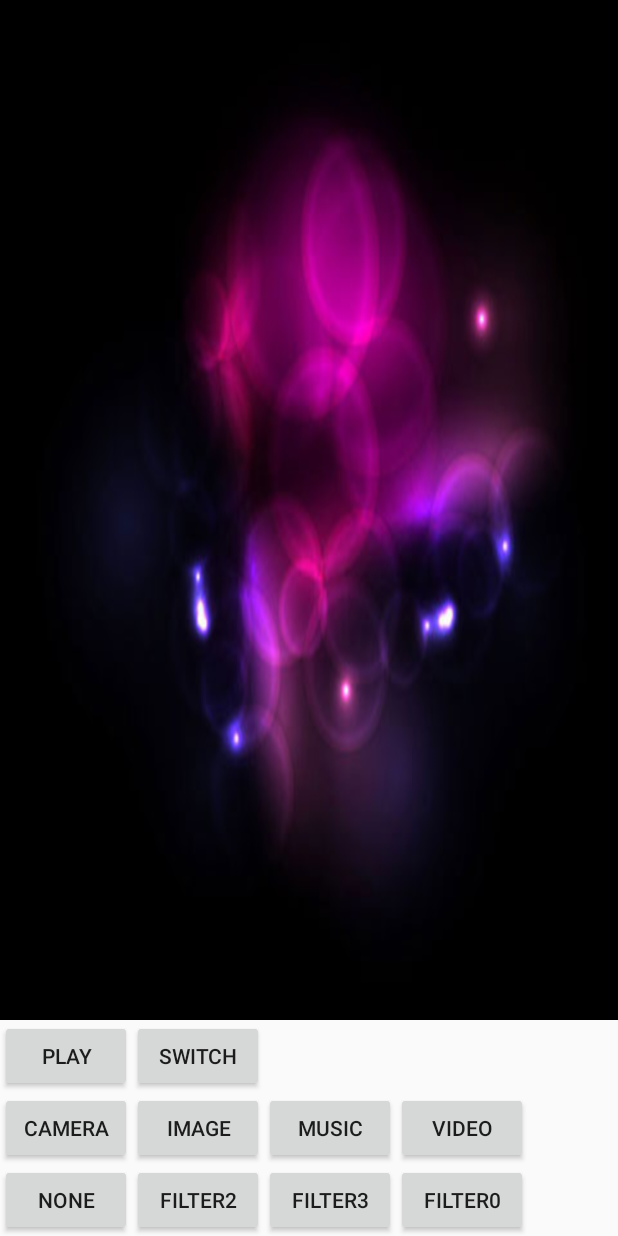
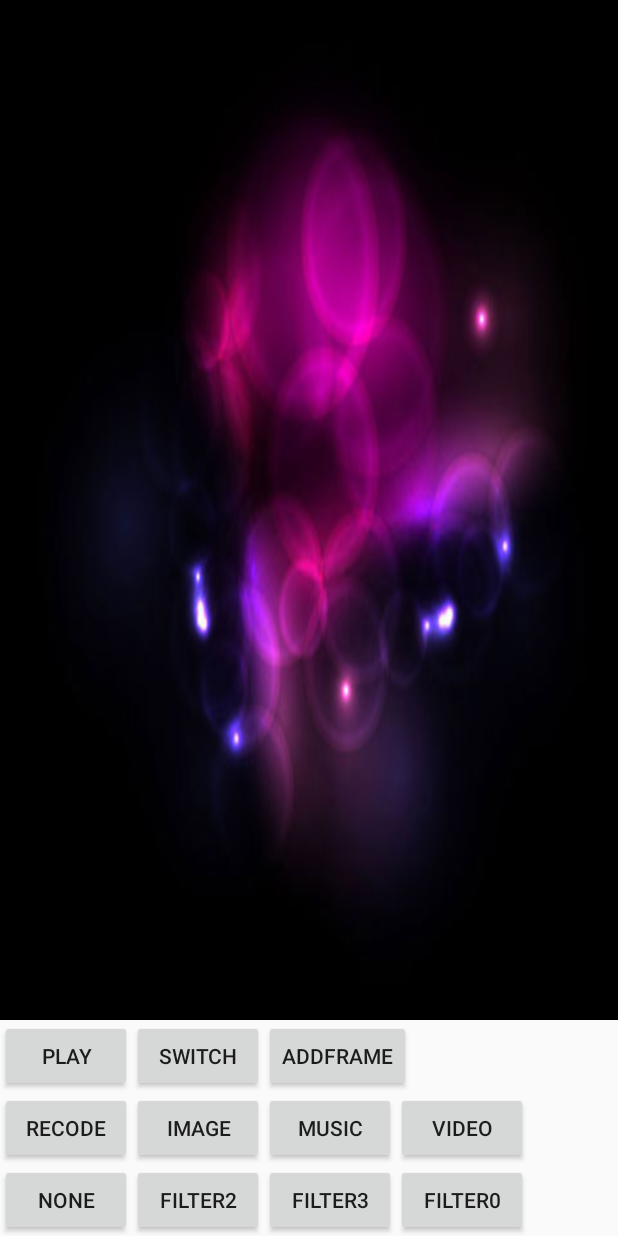
Before and after one commit to codeqian/videoCompos, an Android app: the gpuImageFilter screen opened directly, with no data from a screen before it, on a phone screen of 412 x 824 dp. Run offline under Robolectric (Android 15) with nearby library versions, the phone set to English and light mode, and no system bars; pictures from the network do not load.

Commit message:
图片合成

```diff
--- a/app/src/main/java/codepig/videocompos/composDemo.java
+++ b/app/src/main/java/codepig/videocompos/composDemo.java
@@ -269,16 +269,17 @@ public class composDemo extends Activity{
                             mRecorder = new MediaRecorder();
                             mRecorder.reset();
                             // 设置从麦克风采集声音(或来自录像机的声音AudioSource.CAMCORDER)
-                            mRecorder.setAudioSource(MediaRecorder.AudioSource.MIC);
+//                            mRecorder.setAudioSource(MediaRecorder.AudioSource.MIC);
                             // 设置从摄像头采集图像
                             mRecorder.setVideoSource(MediaRecorder.VideoSource.CAMERA);
                             // 设置视频文件的输出格式
                             // 必须在设置声音编码格式、图像编码格式之前设置
                             mRecorder.setOutputFormat(MediaRecorder.OutputFormat.MPEG_4);
                             // 设置声音编码的格式
-                            mRecorder.setAudioEncoder(MediaRecorder.AudioEncoder.AMR_NB);
+//                            mRecorder.setAudioEncoder(MediaRecorder.AudioEncoder.AMR_NB);
                             // 设置图像编码的格式
                             mRecorder.setVideoEncoder(MediaRecorder.VideoEncoder.H264);
+                            mRecorder.setVideoEncodingBitRate(5*1280*720);
                             mRecorder.setVideoSize(1280, 720);
                             // 每秒20帧
                             mRecorder.setVideoFrameRate(20);
--- a/app/src/main/res/layout/activity_compos.xml
+++ b/app/src/main/res/layout/activity_compos.xml
@@ -20,7 +20,6 @@
             android:layout_centerInParent="true" />
         <ImageView
             android:id="@+id/imgPreview"
-            android:src="@drawable/videobg"
             android:scaleType="fitXY"
             android:layout_width="match_parent"
             android:layout_height="match_parent" />
--- a/app/src/main/res/layout/activity_filter.xml
+++ b/app/src/main/res/layout/activity_filter.xml
@@ -54,13 +54,23 @@
                 android:layout_height="wrap_content"
                 android:id="@+id/switchCameraBtn"
                 android:text="Switch"/>
+            <Button
+                android:layout_width="wrap_content"
+                android:layout_height="wrap_content"
+                android:id="@+id/blendBtn"
+                android:text="blend"/>
+            <Button
+                android:layout_width="wrap_content"
+                android:layout_height="wrap_content"
+                android:id="@+id/frameBtn"
+                android:text="addFrame"/>
         </LinearLayout>
         <LinearLayout
             android:orientation="horizontal"
             android:layout_width="match_parent"
             android:layout_height="wrap_content">
             <Button
-                android:text="camera"
+                android:text="recode"
                 android:id="@+id/cameraBtn"
                 android:layout_width="wrap_content"
                 android:layout_height="wrap_content" />
```
Also changed, not shown: app/src/main/java/codepig/videocompos/gpuImageFilter.java (+86 -30 lines), app/src/main/assets/frame1.png (added), app/src/main/assets/hehe.jpg (added), app/src/main/assets/late_sunset.png (added), app/src/main/assets/logo.png (added), app/src/main/res/drawable/frame1.png (added), app/src/main/res/drawable/mask1.png (added).
